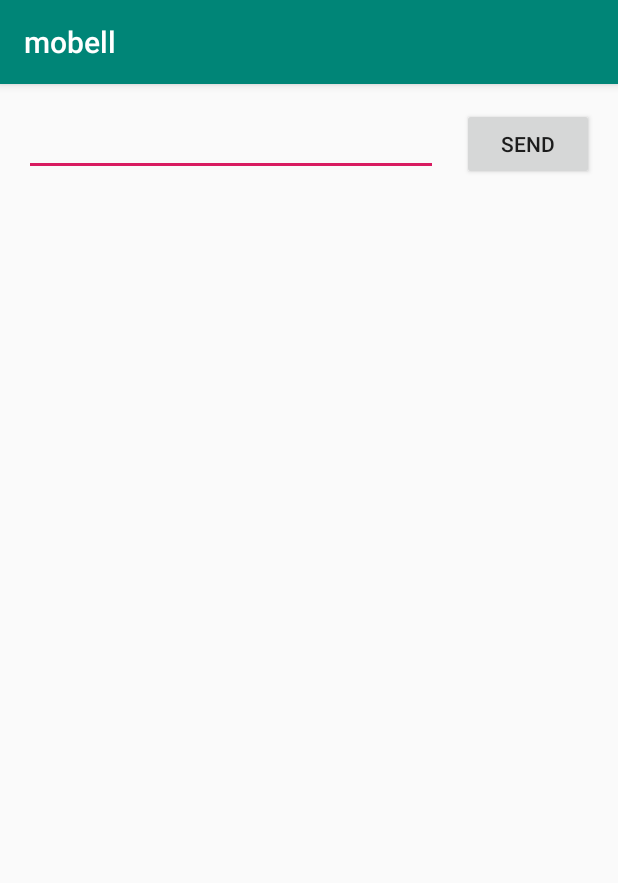
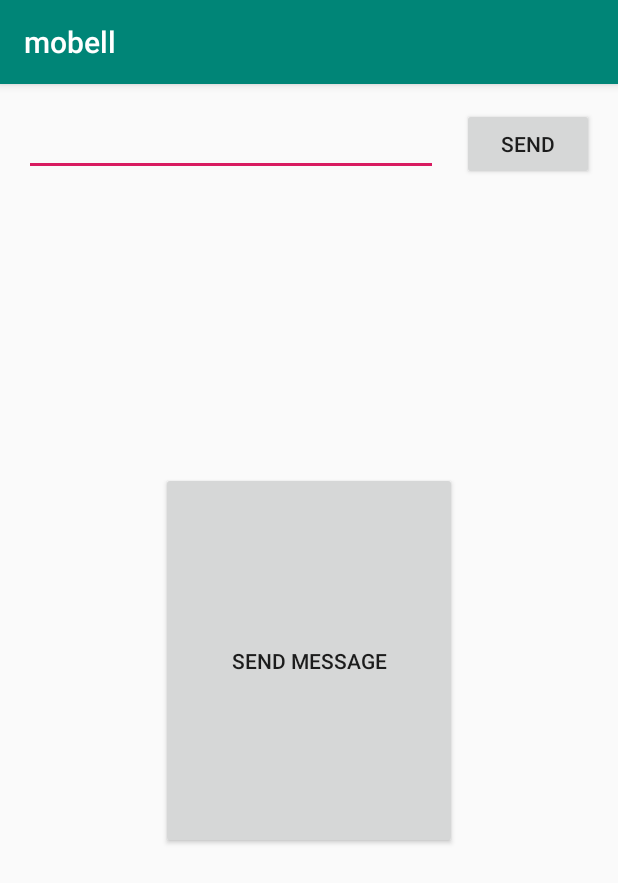
Before and after one commit to StevenTaruc/mobell, an Android app: the screen it shows after launch (MainActivity), on a phone screen of 412 x 824 dp. Shown: the top 883 px of the screen. Run offline under Robolectric (Android 15) with nearby library versions, the phone set to English and light mode, and no system bars; libraries missing offline, so code that uses them is left out: com.firebase.ui, com.squareup.okhttp.

Commit message:
add send message button

```diff
--- /dev/null
+++ b/mobell/app/src/main/java/com/example/mobell/authentication.java
@@ -0,0 +1,4 @@
+package com.example.mobell;
+
+public class authentication {
+}
--- a/mobell/app/src/main/res/layout/activity_main.xml
+++ b/mobell/app/src/main/res/layout/activity_main.xml
@@ -33,4 +33,19 @@
         app:layout_constraintHorizontal_bias="0.5"
         app:layout_constraintStart_toEndOf="@+id/editText"
         app:layout_constraintTop_toTopOf="parent" />
+
+    <Button
+        android:id="@+id/button2"
+        android:layout_width="197dp"
+        android:layout_height="251dp"
+        android:layout_marginStart="8dp"
+        android:layout_marginTop="8dp"
+        android:layout_marginEnd="8dp"
+        android:layout_marginBottom="8dp"
+        android:onClick="sendNotification"
+        android:text="Send Message"
+        app:layout_constraintBottom_toBottomOf="parent"
+        app:layout_constraintEnd_toEndOf="parent"
+        app:layout_constraintStart_toStartOf="parent"
+        app:layout_constraintTop_toTopOf="parent" />
 </android.support.constraint.ConstraintLayout>
--- a/mobell/build.gradle
+++ b/mobell/build.gradle
@@ -9,6 +9,7 @@ buildscript {
     dependencies {
         classpath 'com.android.tools.build:gradle:3.3.0'
         classpath 'com.google.gms:google-services:4.0.1'
+
         // NOTE: Do not place your application dependencies here; they belong
         // in the individual module build.gradle files
     }
```
Also changed, not shown: mobell/app/build.gradle (+8 -0 lines), mobell/app/src/main/AndroidManifest.xml (+18 -0 lines), mobell/app/src/main/java/com/example/mobell/MainActivity.java (+51 -50 lines), mobell/app/src/main/java/com/example/mobell/MyFirebaseInstanceIDService.java (added, +23 -0 lines), mobell/app/src/main/java/com/example/mobell/MyFirebaseMessagingService.java (added, +44 -0 lines).
